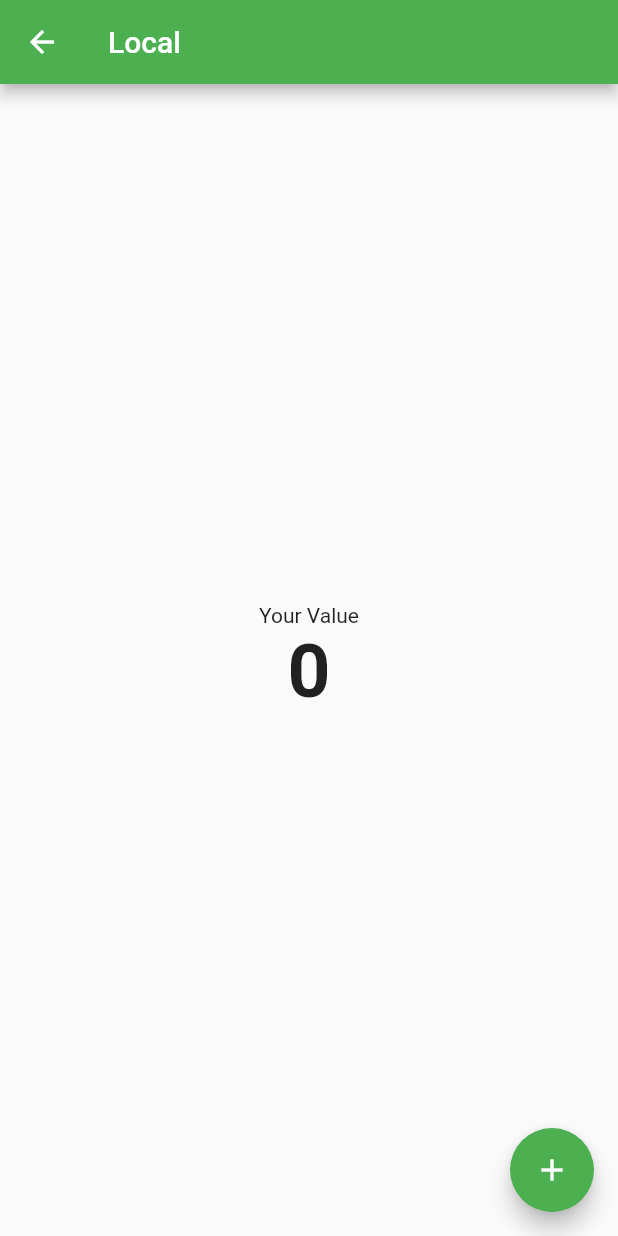
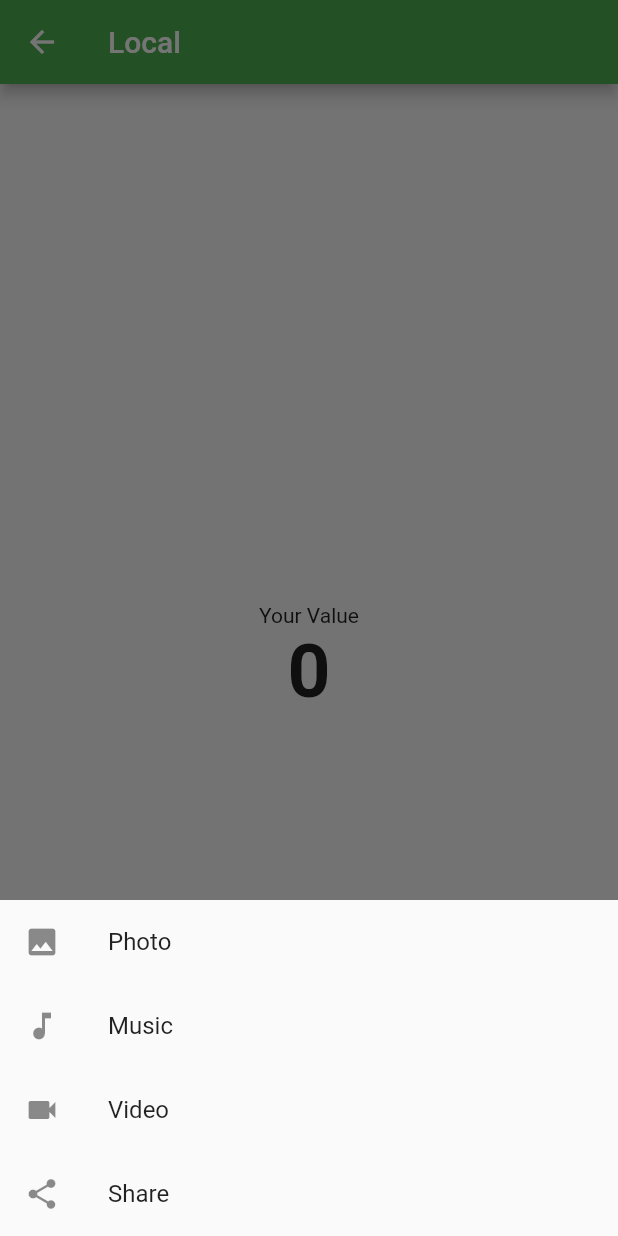
Before and after one commit to acan12/mvvm_flutter, a Flutter app: the LocalPage screen opened by its route, after a tap on the "add" icon, on a phone screen of 412 x 824 dp. Run offline on Flutter 3.47's test engine with Material 2 defaults, Android fonts, the phone set to English and light mode, and no system bars; our stand-ins replace dio, flutter_riverpod, freezed_annotation, go_router, hive, hive_flutter and 1 more; accounts and stored records are empty; generated files the repository leaves out were written again.

Commit message:
fix load show modal in ui local page

```diff
--- /dev/null
+++ b/lib/ui/component/modal_bottomsheet_dialog.dart
@@ -0,0 +1,36 @@
+import 'package:flutter/cupertino.dart';
+import 'package:flutter/material.dart';
+
+Widget dialogBottomSheet(BuildContext context) => Column(
+      mainAxisSize: MainAxisSize.min,
+      children: <Widget>[
+        ListTile(
+          leading: new Icon(Icons.photo),
+          title: new Text('Photo'),
+          onTap: () {
+            Navigator.pop(context);
+          },
+        ),
+        ListTile(
+          leading: new Icon(Icons.music_note),
+          title: new Text('Music'),
+          onTap: () {
+            Navigator.pop(context);
+          },
+        ),
+        ListTile(
+          leading: new Icon(Icons.videocam),
+          title: new Text('Video'),
+          onTap: () {
+            Navigator.pop(context);
+          },
+        ),
+        ListTile(
+          leading: new Icon(Icons.share),
+          title: new Text('Share'),
+          onTap: () {
+            Navigator.pop(context);
+          },
+        ),
+      ],
+    );
--- a/lib/ui/pages/home/local_page.dart
+++ b/lib/ui/pages/home/local_page.dart
@@ -5,6 +5,7 @@ import 'package:hive/hive.dart';
 import '../../../data/config.dart';
 import '../../../data/model/entity/employee.dart';
 import '../../../viewmodel/user/profile_viewmodel.dart';
+import '../../component/modal_bottomsheet_dialog.dart';
 
 
 class LocalPage extends ConsumerWidget {
@@ -13,7 +14,7 @@ class LocalPage extends ConsumerWidget {
   // const LocalPage({Key? key, required this.extra}) : super(key: key);
 
   @override
-  Widget build(BuildContextacontext, WidgetRef ref) {
+  Widget build(BuildContext context, WidgetRef ref) {
     final employeesProvider = ref.watch(allEmployeeProvider);
     return Scaffold(
       appBar: AppBar(
@@ -27,10 +28,16 @@ class LocalPage extends ConsumerWidget {
           )),
       floatingActionButton: FloatingActionButton(
         onPressed: () {
-          deleteAllEmployeFromLocalDB();
-          // ref.read(myprovider.notifier).state++;
-          addEmployeeToLocalDB(Employee("MacD1", "Dono Warkop", "25", "dono1@hotmail.com"));
-          addEmployeeToLocalDB(Employee("Kfc2", "Amir Ottopay", "30", "amir2@ottomail.com"));
+          showModalBottomSheet(
+            context: context,
+            builder: (context) {
+              return dialogBottomSheet(context);
+            });
+
+          // deleteAllEmployeFromLocalDB();
+          // // ref.read(myprovider.notifier).state++;
+          // addEmployeeToLocalDB(Employee("MacD1", "Dono Warkop", "25", "dono1@hotmail.com"));
+          // addEmployeeToLocalDB(Employee("Kfc2", "Amir Ottopay", "30", "amir2@ottomail.com"));
         },
         tooltip: 'Increment',
         child: const Icon(Icons.add),
```
